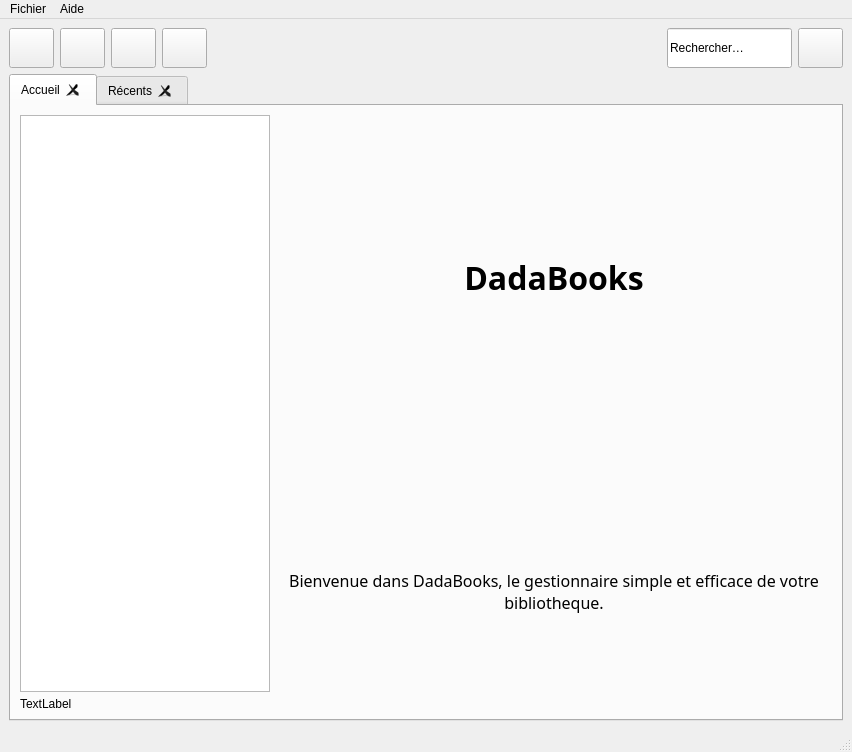
First picture: the form in dadabooks.ui, repository chindit/dadabooks, before the edit.
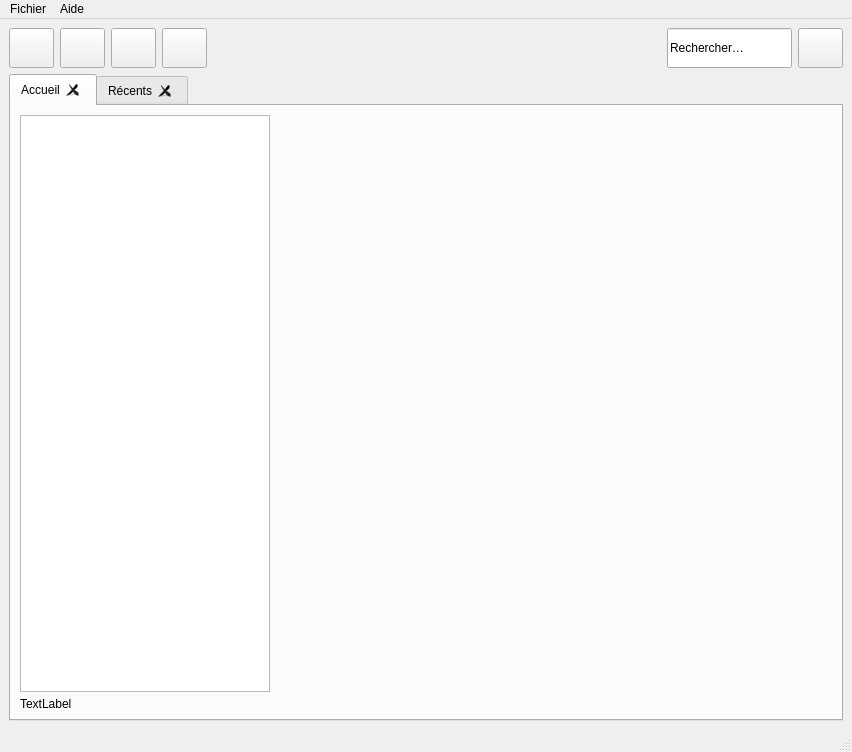
Second picture: the form after the edit. The open tabs and pages were chosen to show the change. Icons and pictures are not drawn.

Commit message: Add loading gif

What changed in the file:
```diff
--- a/dadabooks.ui
+++ b/dadabooks.ui
@@ -1293,6 +1293,17 @@
             </item>
            </layout>
           </widget>
+          <widget class="QWidget" name="loading">
+           <layout class="QGridLayout" name="gridLayout_8">
+            <item row="0" column="0">
+             <widget class="QLabel" name="labelLoading">
+              <property name="alignment">
+               <set>Qt::AlignCenter</set>
+              </property>
+             </widget>
+            </item>
+           </layout>
+          </widget>
          </widget>
         </item>
        </layout>
```
Left out of the diff: 8 changed lines with no effect on the pictures. The commit also changes 10 other files.
